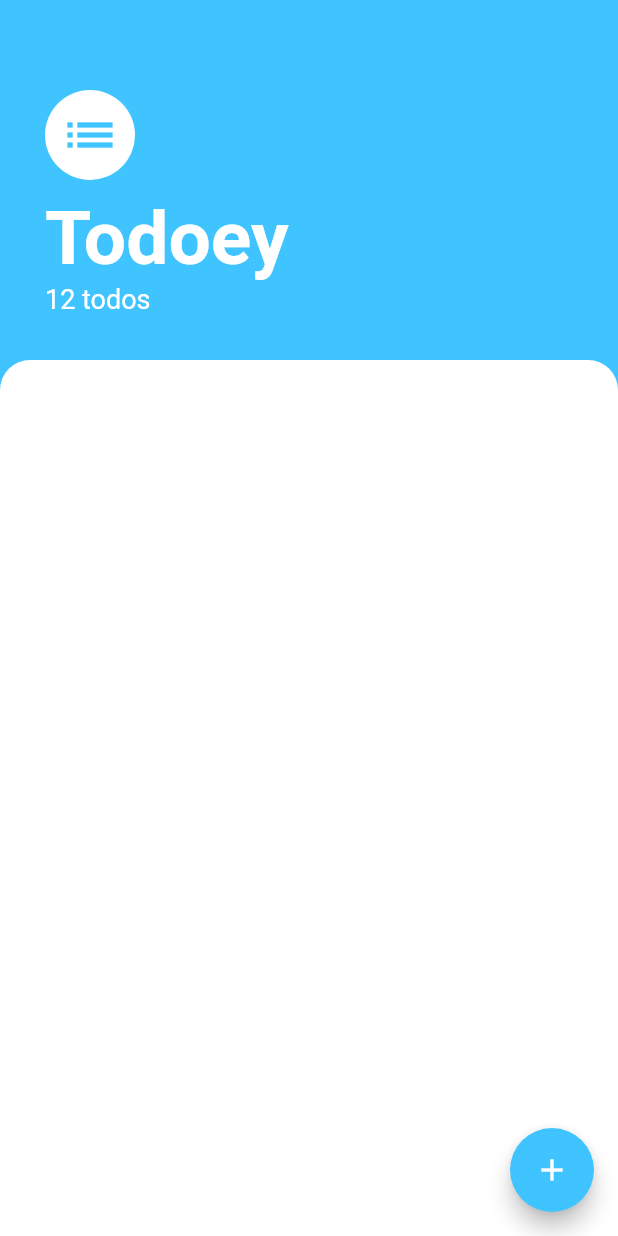
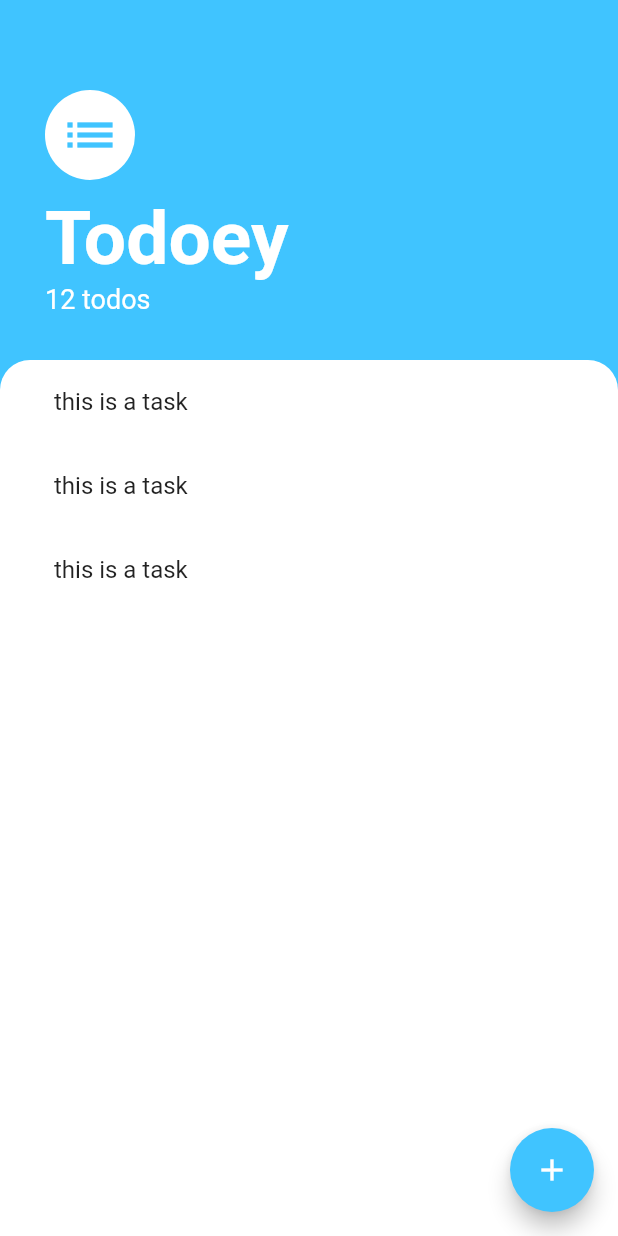
Before and after one commit to kolikay/todo, a Flutter app: the screen it shows after launch, on a phone screen of 412 x 824 dp. Run offline on Flutter 3.47's test engine with Material 2 defaults, Android fonts, the phone set to English and light mode, and no system bars.

Commit message:
refactor code

```diff
--- a/lib/screens/task_screen.dart
+++ b/lib/screens/task_screen.dart
@@ -1,5 +1,4 @@
-// ignore_for_file: prefer_const_literals_to_create_immutables
-
+import 'package:todoey/widget/task_tile.dart';
 import 'package:flutter/material.dart';
 
 class TasksScreen extends StatelessWidget {
@@ -12,7 +11,7 @@ class TasksScreen extends StatelessWidget {
       floatingActionButton: FloatingActionButton(
         backgroundColor: Colors.lightBlueAccent,
         child: const Icon(Icons.add),
-        onPressed: (){},
+        onPressed: () {},
       ),
       body: Column(
         crossAxisAlignment: CrossAxisAlignment.start,
@@ -22,8 +21,8 @@ class TasksScreen extends StatelessWidget {
                 top: 60.0, left: 30.0, right: 30.0, bottom: 30.0),
             child: Column(
               crossAxisAlignment: CrossAxisAlignment.start,
-              children: [
-                const CircleAvatar(
+              children: const [
+                 CircleAvatar(
                   child: Icon(
                     Icons.list,
                     size: 40.0,
@@ -32,10 +31,10 @@ class TasksScreen extends StatelessWidget {
                   backgroundColor: Colors.white,
                   radius: 30.0,
                 ),
-                const SizedBox(
+                SizedBox(
                   height: 10.0,
                 ),
-                const Text(
+                 Text(
                   'Todoey',
                   style: TextStyle(
                     color: Colors.white,
@@ -43,7 +42,7 @@ class TasksScreen extends StatelessWidget {
                     fontWeight: FontWeight.w700,
                   ),
                 ),
-                const Text(
+                Text(
                   '12 todos',
                   style: TextStyle(
                     color: Colors.white,
@@ -55,12 +54,14 @@ class TasksScreen extends StatelessWidget {
           ),
           Expanded(
             child: Container(
+              padding: const EdgeInsets.symmetric(horizontal: 20.0),
               height: 300.0,
               decoration: const BoxDecoration(
                   color: Colors.white,
                   borderRadius: BorderRadius.only(
                       topLeft: Radius.circular(20.0),
                       topRight: Radius.circular(20.0))),
+              child: const TaskList(),
             ),
           ),
         ],
--- /dev/null
+++ b/lib/widget/task_tile.dart
@@ -0,0 +1,20 @@
+import 'package:flutter/material.dart';
+import 'package:todoey/widget/task_title.dart';
+
+
+class TaskList extends StatelessWidget {
+  const TaskList({
+    Key? key,
+  }) : super(key: key);
+
+  @override
+  Widget build(BuildContext context) {
+    return ListView(
+      children: [
+         TaskTitle(),
+         TaskTitle(),
+         TaskTitle(),
+      ],
+    );
+  }
+}
--- /dev/null
+++ b/lib/widget/task_title.dart
@@ -0,0 +1,18 @@
+
+// ignore_for_file: use_key_in_widget_constructors
+
+import 'package:flutter/material.dart';
+
+
+class  TaskTitle extends StatelessWidget {
+  @override
+  Widget build(BuildContext context) {
+    return ListTile(
+     title: const Text('this is a task'),
+    //  trailing: Checkbox(
+    //    value: false,
+    //    onChanged: ,
+    //  ),
+        );
+  }
+}
```
